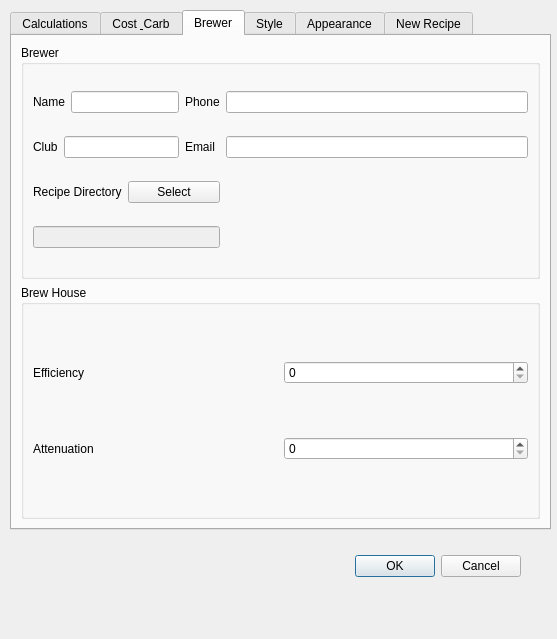
Above: StrangeBrew/edit_dialogs/preferences.ui from DougEdey/StrangeBrewQT before the change. Below: the same form after it.
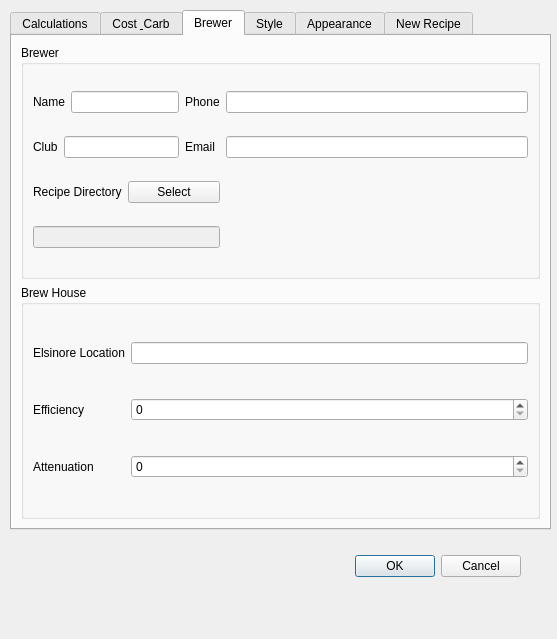
That is the form after the change. The open tabs and pages were chosen to show the change. Icons and pictures are not drawn.

Commit message: Allow mash profiles to be sent to Elsinore

Diff of the .ui file:
```diff
--- a/StrangeBrew/edit_dialogs/preferences.ui
+++ b/StrangeBrew/edit_dialogs/preferences.ui
@@ -536,26 +536,36 @@
         <string>Brew House</string>
        </property>
        <layout class="QGridLayout" name="gridLayout_20">
-        <item row="0" column="0">
+        <item row="1" column="0">
          <widget class="QLabel" name="efficiencyLabel">
           <property name="text">
            <string>Efficiency</string>
           </property>
          </widget>
         </item>
-        <item row="0" column="1">
+        <item row="1" column="1">
          <widget class="QSpinBox" name="efficiencySpin"/>
         </item>
-        <item row="1" column="0">
+        <item row="2" column="0">
          <widget class="QLabel" name="attenuationLabel">
           <property name="text">
            <string>Attenuation</string>
           </property>
          </widget>
         </item>
-        <item row="1" column="1">
+        <item row="2" column="1">
          <widget class="QSpinBox" name="attenuationSpin"/>
         </item>
+        <item row="0" column="0">
+         <widget class="QLabel" name="elsinoreHostLabel">
+          <property name="text">
+           <string>Elsinore Location</string>
+          </property>
+         </widget>
+        </item>
+        <item row="0" column="1">
+         <widget class="QLineEdit" name="elsinoreHostText"/>
+        </item>
        </layout>
       </widget>
      </item>
```
Left out of the diff: 10 changed lines with no effect on the pictures. The commit also changes 6 other files.
